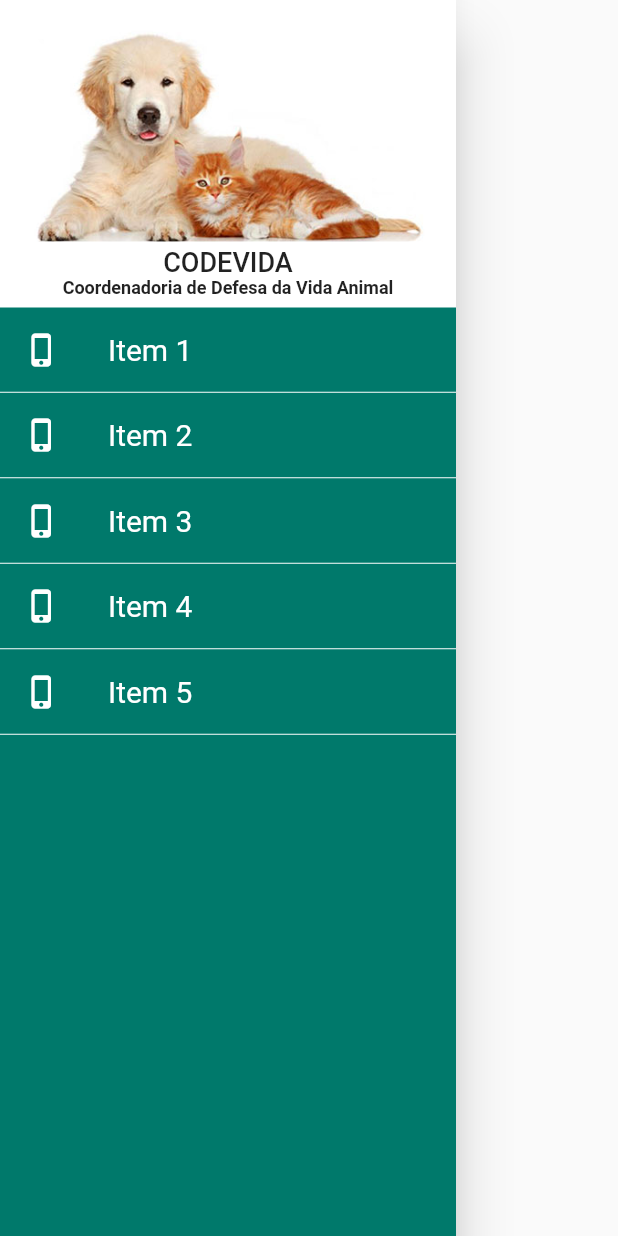
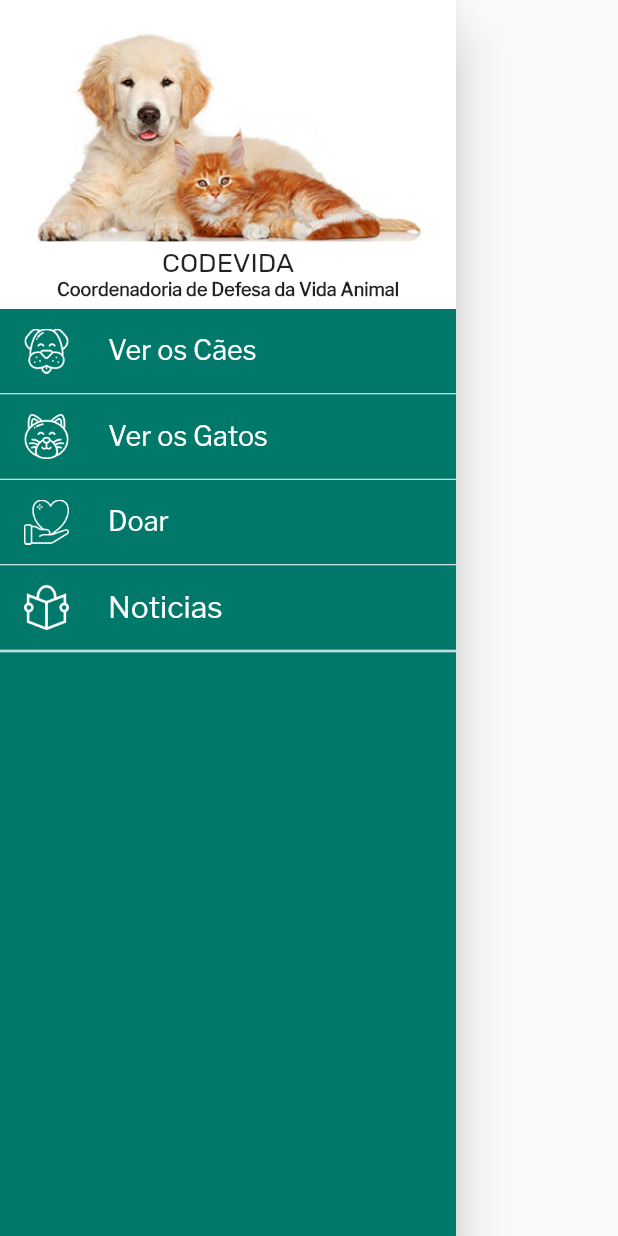
Before and after one commit to fcraveiro/codevida, a Flutter app: the Lateral widget shown alone on an empty page, opened directly, on a phone screen of 412 x 824 dp. Run offline on Flutter 3.47's test engine with Material 2 defaults, Android fonts, the phone set to English and light mode, and no system bars; network calls fail; statements that could not run were skipped.

Commit message:
Avatar Lista Noticias Drawer
Colocando Fontes

```diff
--- a/lib/screens/lateral.dart
+++ b/lib/screens/lateral.dart
@@ -1,4 +1,6 @@
 import 'package:flutter/material.dart';
+import 'noticias.dart';
+import 'animais.dart';
 
 class Lateral extends StatelessWidget {
   @override
@@ -53,99 +55,139 @@ class Lateral extends StatelessWidget {
               children: <Widget>[
                 ListTile(
                   title: Text(
-                    'Item 1',
+                    'Ver os Cães',
+                    style: TextStyle(
+                      fontFamily: 'Libre',
+                      fontSize: 18.0,
+                      color: Colors.white,
+                    ),
+                  ),
+                  leading: Container(
+                    width: 30.0,
+                    height: 30.0,
+                    child: Image.asset(
+                      'assets/dog.png',
+                      fit: BoxFit.contain,
+                      color: Colors.white,
+                    ),
+                  ),
+                  onTap: () {
+                    Navigator.pop(context);
+                    Navigator.of(context).push(
+                      new MaterialPageRoute(
+                        builder: (context) {
+                          return new Animais(animal: 'caes');
+                        },
+                      ),
+                    );
+                  },
+                ),
+                new Divider(
+                  color: Colors.white,
+                  indent: 0.0,
+                  height: 1.0,
+                ),
+                ListTile(
+                  title: Text(
+                    'Ver os Gatos',
+                    style: TextStyle(
+                      fontFamily: 'Libre',
+                      fontSize: 18.0,
+                      color: Colors.white,
+                    ),
+                  ),
+                  leading: Container(
+                    width: 30.0,
+                    height: 30.0,
+                    child: Image.asset(
+                      'assets/cat.png',
+                      fit: BoxFit.contain,
+                      color: Colors.white,
+                    ),
+                  ),
+                  onTap: () {
+                    Navigator.pop(context);
+                    Navigator.of(context).push(
+                      new MaterialPageRoute(
+                        builder: (context) {
+                          return new Animais(animal: 'gatos');
+                        },
+                      ),
+                    );
+                  },
+                ),
+                new Divider(
+                  color: Colors.white,
+                  indent: 0.0,
+                  height: 1.0,
+                ),
+                ListTile(
+                  title: Text(
+                    'Doar',
+                    style: TextStyle(
+                      fontFamily: 'Libre',
+                      fontSize: 18.0,
+                      color: Colors.white,
+                    ),
+                  ),
+                  leading: Container(
+                    width: 30.0,
+                    height: 30.0,
+                    child: Image.asset(
+                      'assets/doar.png',
+                      fit: BoxFit.contain,
+                      color: Colors.white,
+                    ),
+                  ),
+                  onTap: () {
+                    print('Clicado 3');
+                    Navigator.pop(context);
+                  },
+                ),
+                new Divider(
+                  color: Colors.white,
+                  indent: 0.0,
+                  height: 1.0,
+                ),
+                ListTile(
+                  title: Text(
+                    'Noticias',
                     style: TextStyle(
                       fontFamily: 'Libre',
                       fontSize: 20.0,
                       color: Colors.white,
                     ),
                   ),
-                  leading: Icon(
-                    Icons.phone_iphone,
-                    color: Colors.white,
-                  ),
-                  onTap: () {
-                    print('Clicado 1');
-                    Navigator.pop(context);
-                  },
-                ),
-                new Divider(color: Colors.white, indent: 0.0, height: 1.0,),
-                ListTile(
-                  title: Text(
-                    'Item 2',
-                    style: TextStyle(
-                      fontFamily: 'Libre',
-                      fontSize: 20.0,
+                  leading: Container(
+                    width: 30.0,
+                    height: 30.0,
+                    child: Image.asset(
+                      'assets/news.png',
+                      fit: BoxFit.contain,
                       color: Colors.white,
                     ),
                   ),
-                  leading: Icon(
-                    Icons.phone_iphone,
-                    color: Colors.white,
-                  ),
                   onTap: () {
-                    print('Clicado 2');
                     Navigator.pop(context);
+                    Navigator.of(context).push(
+                      new MaterialPageRoute(
+                        builder: (context) {
+                          return new Noticias();
+                        },
+                      ),
+                    );
                   },
                 ),
-                new Divider(color: Colors.white, indent: 0.0, height: 1.0,),
-                ListTile(
-                  title: Text(
-                    'Item 3',
-                    style: TextStyle(
-                      fontFamily: 'Libre',
-                      fontSize: 20.0,
-                      color: Colors.white,
-                    ),
-                  ),
-                  leading: Icon(
-                    Icons.phone_iphone,
-                    color: Colors.white,
-                  ),
-                  onTap: () {
-                    print('Clicado 3');
-                    Navigator.pop(context);
-                  },
+                new Divider(
+                  color: Colors.white,
+                  indent: 0.0,
+                  height: 1.0,
                 ),
-                new Divider(color: Colors.white, indent: 0.0, height: 1.0,),
-                ListTile(
-                  title: Text(
-                    'Item 4',
-                    style: TextStyle(
-                      fontFamily: 'Libre',
-                      fontSize: 20.0,
-                      color: Colors.white,
-                    ),
-                  ),
-                  leading: Icon(
-                    Icons.phone_iphone,
-                    color: Colors.white,
-                  ),
-                  onTap: () {
-                    print('Clicado 4');
-                    Navigator.pop(context);
-                  },
+                new Divider(
+                  color: Colors.white,
+                  indent: 0.0,
+                  height: 1.0,
                 ),
-                new Divider(color: Colors.white, indent: 0.0, height: 1.0,),
-                ListTile(
-                  title: Text(
-                    'Item 5',
-                    style: TextStyle(
-                      fontFamily: 'Libre',
-                      fontSize: 20.0,
-                      color: Colors.white,
-                    ),
-                  ),
-                  leading: Icon(
-                    Icons.phone_iphone,
-                    color: Colors.white,
-                  ),
-                  onTap: () {
-                    print('Clicado 5');
-                    Navigator.pop(context);
-                  },
-                ),
-                new Divider(color: Colors.white, indent: 0.0, height: 1.0,),
               ],
             ),
           ],
```
Also changed, not shown: lib/main.dart (+25 -8 lines), lib/screens/animais.dart (+3 -6 lines), lib/screens/noticias.dart (+55 -112 lines), pubspec.yaml (+53 -0 lines).
